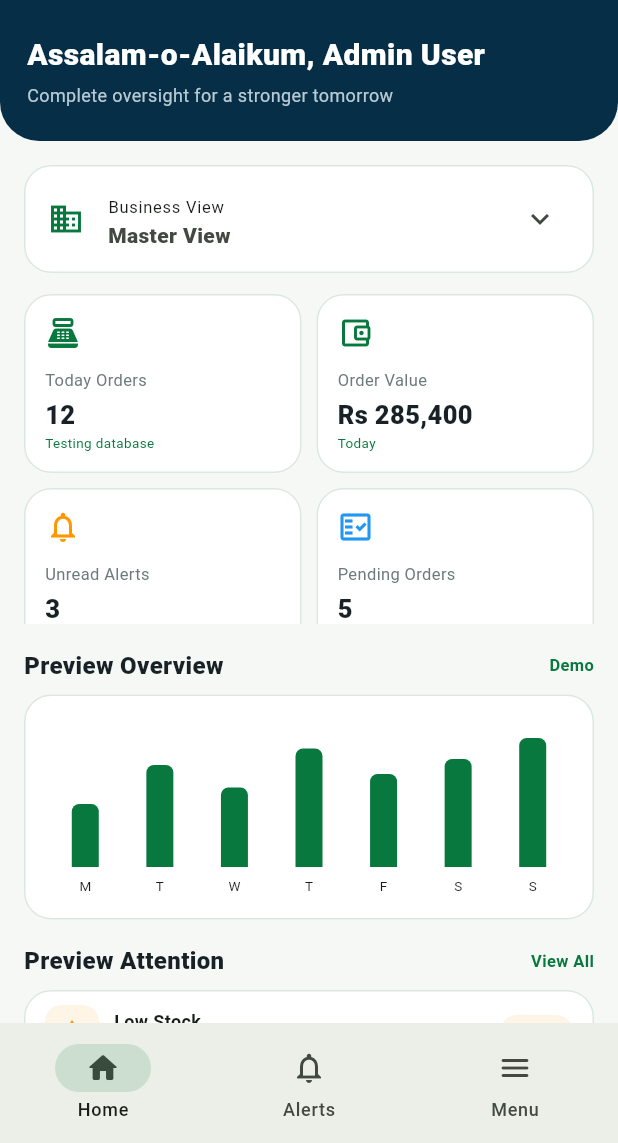
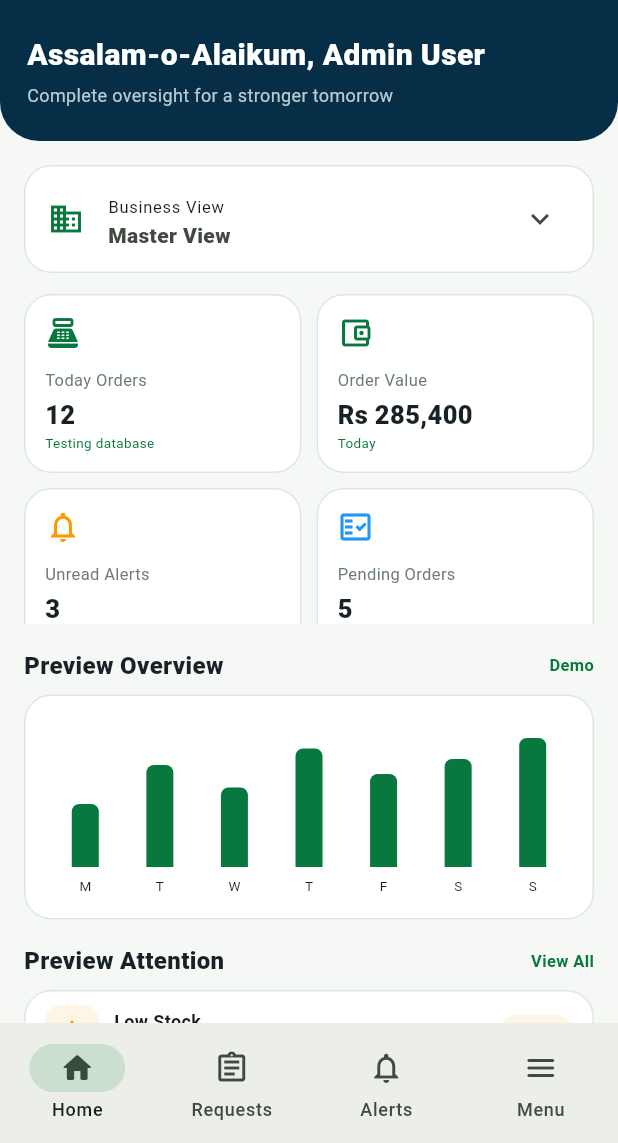
Before and after one commit to aurangzaibranapk/agribridge, a Flutter app: the screen it shows after launch, after a tap on "OTP Bhejein", after a tap on "Admin", on a phone screen of 412 x 824 dp, the part 93-1236 px from its top. Run offline on Flutter 3.47's test engine with Material 3 defaults, Android fonts, the phone set to English and light mode, and no system bars; our stand-ins replace connectivity_plus, firebase_core, firebase_messaging, flutter_riverpod, supabase_flutter; accounts and stored records are empty.

Commit message:
Add office request inbox to admin navigation

```diff
--- a/mobile/lib/features/dashboard/role_dashboard.dart
+++ b/mobile/lib/features/dashboard/role_dashboard.dart
@@ -11,6 +11,7 @@ import '../ai/kisan_ai_screen.dart';
 import '../farmer/farmer_khata_screen.dart';
 import '../farmer/farmer_services_screen.dart';
 import '../notifications/notifications_screen.dart';
+import '../office/service_inbox_screen.dart';
 import '../profile/profile_screen.dart';
 import 'screens/admin_dashboard.dart';
 import 'screens/dealer_dashboard.dart';
@@ -30,7 +31,7 @@ class _RoleDashboardState extends ConsumerState<RoleDashboard> {
 
   List<_NavItem> get allItems => switch (widget.profile.role) {
         AppRole.admin => const [
-            _NavItem('Home', Icons.home_rounded), _NavItem('Alerts', Icons.notifications_outlined), _NavItem('Menu', Icons.menu_rounded),
+            _NavItem('Home', Icons.home_rounded), _NavItem('Requests', Icons.assignment_outlined), _NavItem('Alerts', Icons.notifications_outlined), _NavItem('Menu', Icons.menu_rounded),
           ],
         AppRole.staff => const [
             _NavItem('Dashboard', Icons.dashboard_rounded), _NavItem('Products', Icons.inventory_2_outlined, 'products.intake'), _NavItem('Alerts', Icons.notifications_outlined), _NavItem('Menu', Icons.menu_rounded),
@@ -64,6 +65,7 @@ class _RoleDashboardState extends ConsumerState<RoleDashboard> {
       'Khata' => const FarmerKhataScreen(),
       'Services' => const FarmerServicesScreen(),
       'Alerts' => const NotificationsScreen(),
+      'Requests' => ServiceInboxScreen(profile: widget.profile),
       'Profile' || 'Menu' => ProfileScreen(profile: widget.profile),
       _ => home,
     };
```
